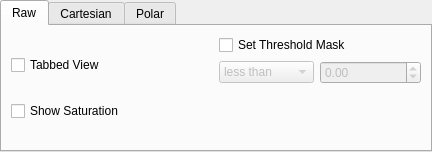
The window that hexrd/ui/resources/ui/image_mode_widget.ui (HEXRD/hexrdgui) describes before a commit, drawn with Qt 5.
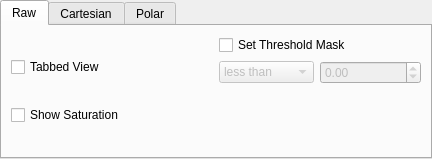
The same window after the commit.

Commit message:
Save image config to QSettings
This will result in the image config being preserved in between
hexrdgui runs. This is especially useful for cases where the
polar max two theta is severely truncated in between runs compared
to what it was before, which also results in a small max two theta
in the materials panel, which results in no active hkl values.

This also moves updating the snip1d enable states to a function
so we can also call it when the GUI gets updated.

```diff
--- a/hexrd/ui/resources/ui/image_mode_widget.ui
+++ b/hexrd/ui/resources/ui/image_mode_widget.ui
@@ -7,7 +7,7 @@
     <x>0</x>
     <y>0</y>
     <width>432</width>
-    <height>152</height>
+    <height>159</height>
    </rect>
   </property>
   <layout class="QGridLayout" name="gridLayout_4">
```
Left out of the diff: 35 changed lines with no effect on the pictures. The commit also changes 2 other files.
